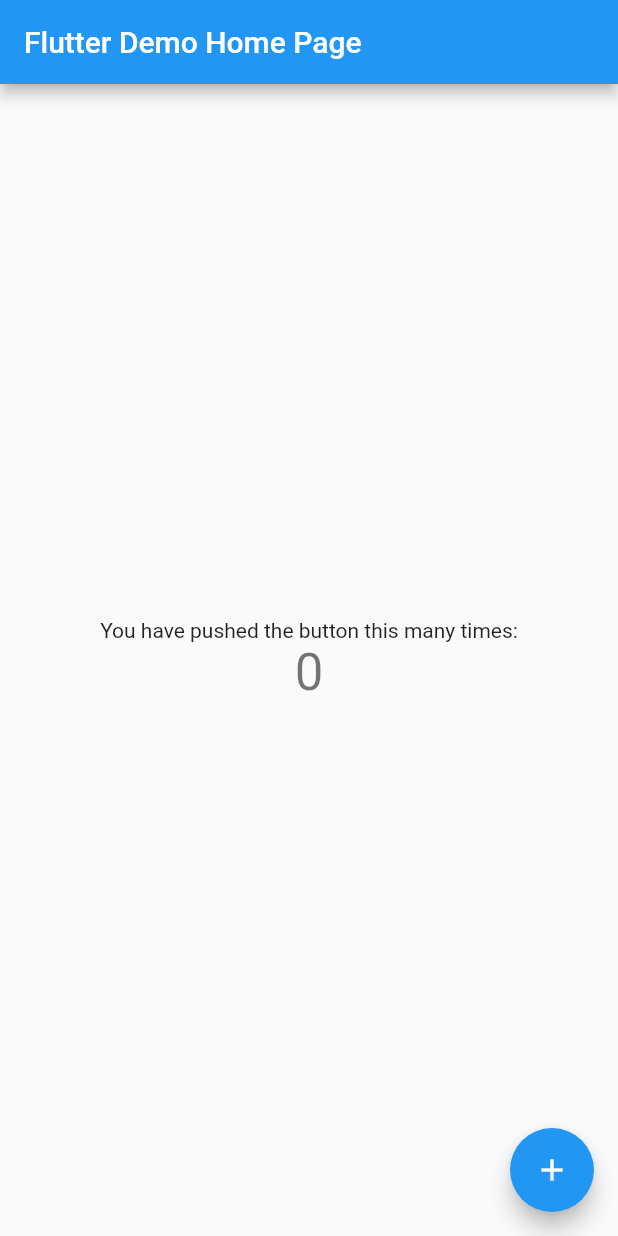
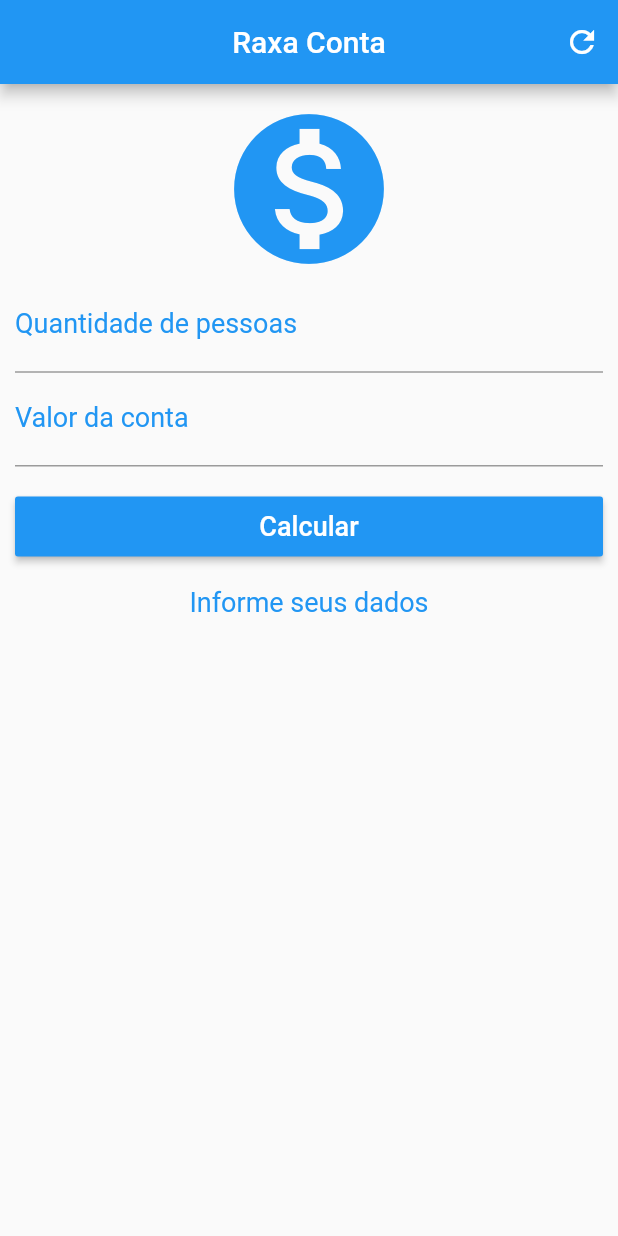
Before and after one commit to Nilza20/PrimeiroAppFlutter, a Flutter app: the screen it shows after launch, on a phone screen of 412 x 824 dp. Run offline on Flutter 3.47's test engine with Material 2 defaults, Android fonts, the phone set to English and light mode, and no system bars.

Commit message:
Projeto com Framework Flutter

```diff
--- a/flutter_app/raxa_conta/lib/main.dart
+++ b/flutter_app/raxa_conta/lib/main.dart
@@ -1,113 +1,128 @@
 import 'package:flutter/material.dart';
 
 void main() {
-  runApp(MyApp());
+  runApp(MaterialApp(
+    home: HomePage(),
+  ));
 }
 
-class MyApp extends StatelessWidget {
-  // This widget is the root of your application.
+class HomePage extends StatefulWidget {
   @override
-  Widget build(BuildContext context) {
-    return MaterialApp(
-      title: 'Flutter Demo',
-      theme: ThemeData(
-        // This is the theme of your application.
-        //
-        // Try running your application with "flutter run". You'll see the
-        // application has a blue toolbar. Then, without quitting the app, try
-        // changing the primarySwatch below to Colors.green and then invoke
-        // "hot reload" (press "r" in the console where you ran "flutter run",
-        // or simply save your changes to "hot reload" in a Flutter IDE).
-        // Notice that the counter didn't reset back to zero; the application
-        // is not restarted.
-        primarySwatch: Colors.blue,
-      ),
-      home: MyHomePage(title: 'Flutter Demo Home Page'),
-    );
-  }
+  _HomePageState createState() => _HomePageState();
+
 }
 
-class MyHomePage extends StatefulWidget {
-  MyHomePage({Key key, this.title}) : super(key: key);
+class _HomePageState extends State<HomePage> {
+  TextEditingController quantidadePessoasController = TextEditingController();
+  TextEditingController valorContaController = TextEditingController();
 
-  // This widget is the home page of your application. It is stateful, meaning
-  // that it has a State object (defined below) that contains fields that affect
-  // how it looks.
+  GlobalKey<FormState> _formKey = GlobalKey<FormState>();
 
-  // This class is the configuration for the state. It holds the values (in this
-  // case the title) provided by the parent (in this case the App widget) and
-  // used by the build method of the State. Fields in a Widget subclass are
-  // always marked "final".
+  String _valorPessoa = "Informe seus dados";
 
-  final String title;
+  void _calcular() {
+    double quantidadePessoas = double.parse(quantidadePessoasController.text);
+    double valorConta = double.parse(valorContaController.text);
 
-  @override
-  _MyHomePageState createState() => _MyHomePageState();
-}
+    double valorDividido = valorConta / quantidadePessoas;
 
-class _MyHomePageState extends State<MyHomePage> {
-  int _counter = 0;
+    setState(() {
+      _valorPessoa = "Valor por pessoa: ${valorDividido.toStringAsPrecision(3)}";
+    });
+  }
 
-  void _incrementCounter() {
+  void _limparCampos() {
     setState(() {
-      // This call to setState tells the Flutter framework that something has
-      // changed in this State, which causes it to rerun the build method below
-      // so that the display can reflect the updated values. If we changed
-      // _counter without calling setState(), then the build method would not be
-      // called again, and so nothing would appear to happen.
-      _counter++;
+      _valorPessoa = "Informe seus dados";
+      quantidadePessoasController.text = "";
+      valorContaController.text = "";
     });
   }
 
   @override
   Widget build(BuildContext context) {
-    // This method is rerun every time setState is called, for instance as done
-    // by the _incrementCounter method above.
-    //
-    // The Flutter framework has been optimized to make rerunning build methods
-    // fast, so that you can just rebuild anything that needs updating rather
-    // than having to individually change instances of widgets.
     return Scaffold(
       appBar: AppBar(
-        // Here we take the value from the MyHomePage object that was created by
-        // the App.build method, and use it to set our appbar title.
-        title: Text(widget.title),
+        title: Text("Raxa Conta"),
+        centerTitle: true,
+        actions: <Widget>[
+          IconButton(
+            icon: Icon(Icons.refresh),
+            onPressed: (){
+              _limparCampos();
+            },
+          )
+        ],
       ),
-      body: Center(
-        // Center is a layout widget. It takes a single child and positions it
-        // in the middle of the parent.
-        child: Column(
-          // Column is also a layout widget. It takes a list of children and
-          // arranges them vertically. By default, it sizes itself to fit its
-          // children horizontally, and tries to be as tall as its parent.
-          //
-          // Invoke "debug painting" (press "p" in the console, choose the
-          // "Toggle Debug Paint" action from the Flutter Inspector in Android
-          // Studio, or the "Toggle Debug Paint" command in Visual Studio Code)
-          // to see the wireframe for each widget.
-          //
-          // Column has various properties to control how it sizes itself and
-          // how it positions its children. Here we use mainAxisAlignment to
-          // center the children vertically; the main axis here is the vertical
-          // axis because Columns are vertical (the cross axis would be
-          // horizontal).
-          mainAxisAlignment: MainAxisAlignment.center,
-          children: <Widget>[
-            Text(
-              'You have pushed the button this many times:',
+      body: SingleChildScrollView(
+          child: Padding(
+            padding: EdgeInsets.all(10),
+            child: Form(
+              key: _formKey,
+              child: (Column(
+                crossAxisAlignment: CrossAxisAlignment.stretch,
+                children: <Widget>[
+                  Icon(
+                    Icons.monetization_on,
+                    size: 120,
+                    color: Colors.blue,
+                  ),
+                  TextFormField(
+                    keyboardType: TextInputType.number,
+                    controller: quantidadePessoasController,
+                    decoration: InputDecoration(
+                        labelText: "Quantidade de pessoas",
+                        labelStyle: TextStyle(color: Colors.blue)),
+                    textAlign: TextAlign.center,
+                    style: TextStyle(color: Colors.blue, fontSize: 18),
+                    validator: (value) {
+                      if (value.isEmpty) {
+                        return "Insira a quantidade de pessoas";
+                      }
+                    },
+                  ),
+                  TextFormField(
+                      keyboardType: TextInputType.number,
+                      controller: valorContaController,
+                      decoration: InputDecoration(
+                          labelText: "Valor da conta",
+                          labelStyle: TextStyle(color: Colors.blue)),
+                      textAlign: TextAlign.center,
+                      style: TextStyle(color: Colors.blue, fontSize: 18),
+                      validator: (value) {
+                        if (value.isEmpty) {
+                          return "Insira o valor da conta";
+                        }
+                      }
+                  ),
+                  Padding(
+                    padding: EdgeInsets.only(top: 20, bottom: 20),
+                    child: Container(
+                        height: 40,
+                        child: RaisedButton(
+                          onPressed: () {
+                            if (_formKey.currentState.validate()){
+                              _calcular();
+                              valorContaController.clear();
+                              quantidadePessoasController.clear();
+                            }
+                          },
+                          color: Colors.blue,
+                          child: Text("Calcular", style: TextStyle(color: Colors.white, fontSize: 18),),
+                        )
+                    ),
+                  ),
+
+                  Text(
+                    _valorPessoa,
+                    textAlign: TextAlign.center,
+                    style: TextStyle(color: Colors.blue, fontSize: 18),
+                  )
+                ],
+              )),
             ),
-            Text(
-              '$_counter',
-              style: Theme.of(context).textTheme.headline4,
-            ),
-          ],
-        ),
+          )
       ),
-      floatingActionButton: FloatingActionButton(
-        onPressed: _incrementCounter,
-        tooltip: 'Increment',
-        child: Icon(Icons.add),
-      ), // This trailing comma makes auto-formatting nicer for build methods.
     );
   }
 }
```
